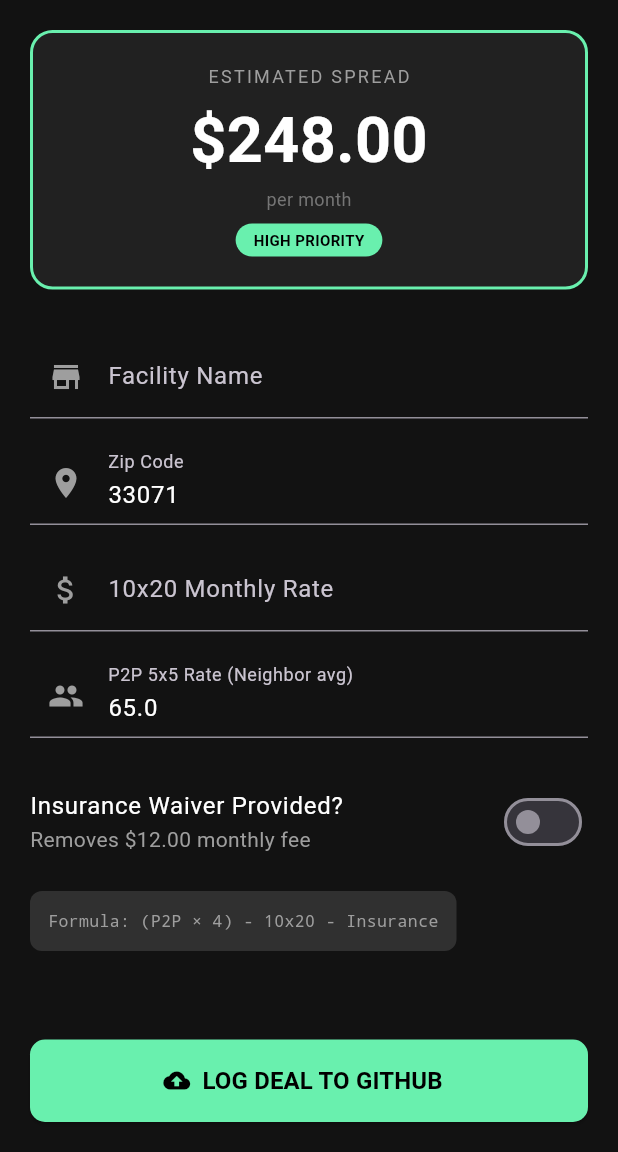
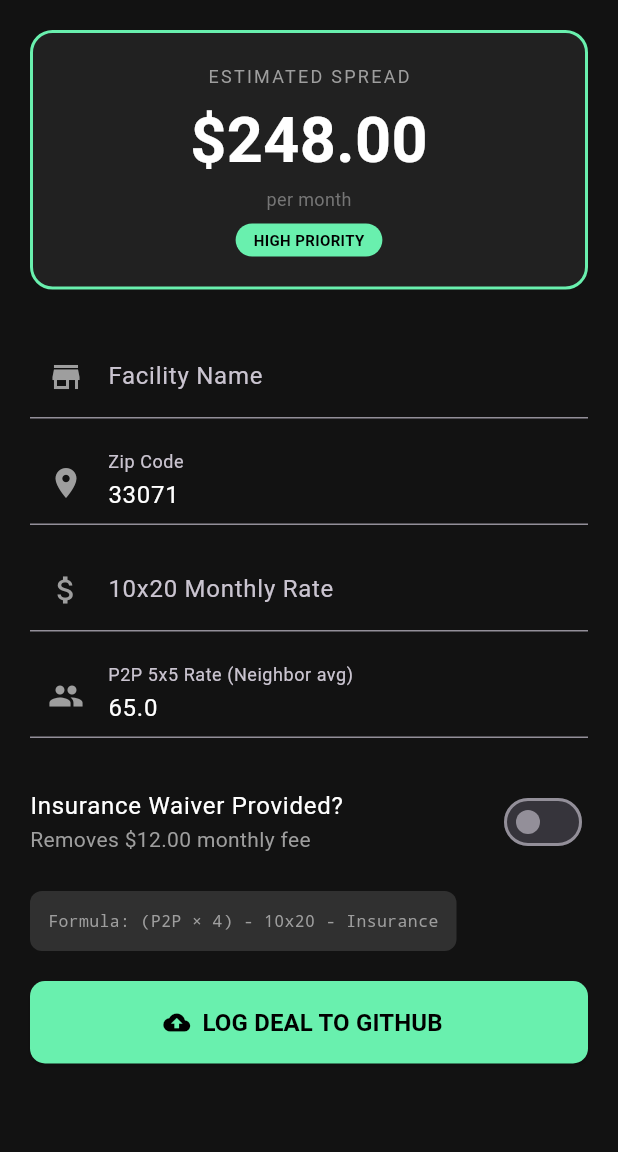
Before and after one commit to IgorGanapolsky/storage-scout, a Flutter app: the screen it shows after launch, on a phone screen of 412 x 824 dp, the part 84-1236 px from its top. Run offline on Flutter 3.47's test engine with Material 3 defaults, Android fonts, the phone set to English and light mode, and no system bars.

Commit message:
Fix UI overflow - wrap Column in SingleChildScrollView (#18)
Co-authored-by: Igor Ganapolsky <ganapolsky_i@subway.com>
Co-authored-by: Claude Opus 4.5 <noreply@anthropic.com>

```diff
--- a/flutter_scout_app/lib/main.dart
+++ b/flutter_scout_app/lib/main.dart
@@ -148,7 +148,7 @@ class _StorageScoutEntryState extends State<StorageScoutEntry> {
         title: const Text('Storage Scout'),
         backgroundColor: Colors.black,
       ),
-      body: Padding(
+      body: SingleChildScrollView(
         padding: const EdgeInsets.all(20.0),
         child: Form(
           key: _formKey,
@@ -307,7 +307,7 @@ class _StorageScoutEntryState extends State<StorageScoutEntry> {
                 ),
               ),
 
-              const Spacer(),
+              const SizedBox(height: 20),
 
               // SYNC BUTTON
               SizedBox(
```
